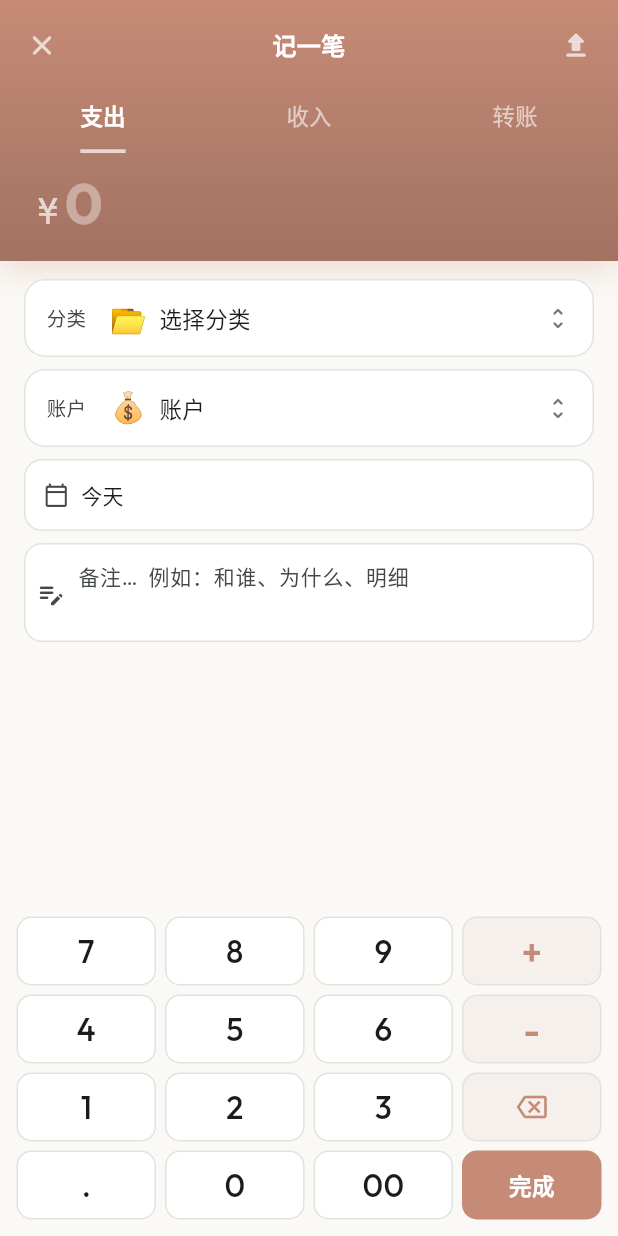
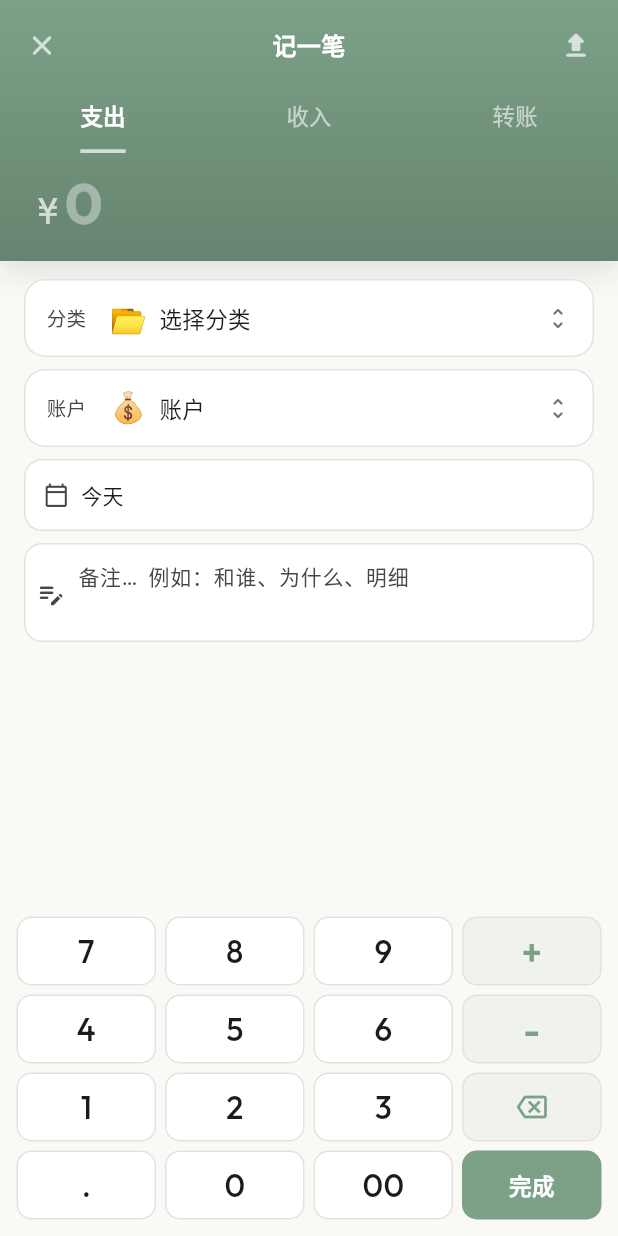
Before and after one commit to vic-vic-yang/finance-app, a Flutter app: the AddBillScreen screen opened by its route, on a phone screen of 412 x 824 dp. Run offline on Flutter 3.47's test engine with Material 3 defaults, Android fonts, the phone set to English and light mode, and no system bars; our stand-ins replace file_picker, fl_chart, flutter_secure_storage, google_fonts, shared_preferences; missing offline and left inert: dart_sm_new; accounts and stored records are empty; network calls fail.

Commit message:
style: swap income/expense colors (income=red, expense=green); centralize amount colors
Co-Authored-By: Claude Opus 4.8 <noreply@anthropic.com>

```diff
--- a/lib/core/theme.dart
+++ b/lib/core/theme.dart
@@ -81,16 +81,18 @@ class AppColors {
   }
 
   // ── 语义色（Aura 风：低饱和、内敛）─────────────────────────
-  /// 收入 — Soft Sage（与 Aura 整体调性一致）
-  static const Color income       = Color(0xFF7CA188);
+  // 约定：收入 = 红、支出 = 绿（中国习惯：红涨/进、绿跌/出）。
+  // 全局金额颜色都引用 income/expense，改这里即全局生效。
+  /// 收入 — Muted Terracotta（红）
+  static const Color income       = Color(0xFFC68B77);
   static Color get incomeLight => _isDark
+      ? const Color(0xFF2E1C16)
+      : const Color(0xFFF5E6E0);
+  /// 支出 — Soft Sage（绿）
+  static const Color expense      = Color(0xFF7CA188);
+  static Color get expenseLight => _isDark
       ? const Color(0xFF1F2C24)
       : const Color(0xFFE9F0E8);
-  /// 支出 — Muted Terracotta（不再用刺眼的纯红）
-  static const Color expense      = Color(0xFFC68B77);
-  static Color get expenseLight => _isDark
-      ? const Color(0xFF2E1C16)
-      : const Color(0xFFF5E6E0);
   /// 提示 — 沙色
   static const Color warning      = Color(0xFFE0A86A);
   static Color get warningLight => _isDark
--- a/lib/screens/monthly_report_screen.dart
+++ b/lib/screens/monthly_report_screen.dart
@@ -328,9 +328,9 @@ class _MonthlyReportScreenState extends State<MonthlyReportScreen> {
                   const SizedBox(height: 8),
                   Row(
                     children: [
-                      Expanded(child: _bigNum('收入', _income, Colors.green)),
+                      Expanded(child: _bigNum('收入', _income, AppColors.income)),
                       Container(width: 1, height: 36, color: Colors.grey.shade300),
-                      Expanded(child: _bigNum('支出', _expense, Colors.red)),
+                      Expanded(child: _bigNum('支出', _expense, AppColors.expense)),
                       Container(width: 1, height: 36, color: Colors.grey.shade300),
                       Expanded(
                         child: _bigNum(
--- a/lib/widgets/bill_card.dart
+++ b/lib/widgets/bill_card.dart
@@ -1,5 +1,6 @@
 import 'package:flutter/material.dart';
 import 'package:intl/intl.dart';
+import '../core/theme.dart';
 import '../models/bill.dart';
 
 class BillCard extends StatelessWidget {
@@ -17,7 +18,7 @@ class BillCard extends StatelessWidget {
   @override
   Widget build(BuildContext context) {
     final isIncome = bill.isIncome;
-    final color = isIncome ? Colors.green : Colors.red;
+    final color = isIncome ? AppColors.income : AppColors.expense;
 
     return Card(
       margin: const EdgeInsets.symmetric(horizontal: 16, vertical: 4),
--- a/lib/widgets/nl_input_section.dart
+++ b/lib/widgets/nl_input_section.dart
@@ -2,6 +2,7 @@ import 'dart:async';
 import 'package:flutter/material.dart';
 import 'package:shared_preferences/shared_preferences.dart';
 import '../core/refresh_bus.dart';
+import '../core/theme.dart';
 import '../crypto/key_chain.dart';
 import '../models/account.dart';
 import '../models/bill.dart';
@@ -452,7 +453,7 @@ class _NlInputSectionState extends State<NlInputSection> {
                 style: TextStyle(
                   fontSize: 26,
                   fontWeight: FontWeight.bold,
-                  color: d.isIncome ? Colors.green : Colors.red,
+                  color: d.isIncome ? AppColors.income : AppColors.expense,
                 ),
               ),
               Text(
@@ -460,7 +461,7 @@ class _NlInputSectionState extends State<NlInputSection> {
                 style: TextStyle(
                   fontSize: 26,
                   fontWeight: FontWeight.bold,
-                  color: d.isIncome ? Colors.green : Colors.red,
+                  color: d.isIncome ? AppColors.income : AppColors.expense,
                 ),
               ),
             ],
```
Also changed, not shown: 1 other file.
